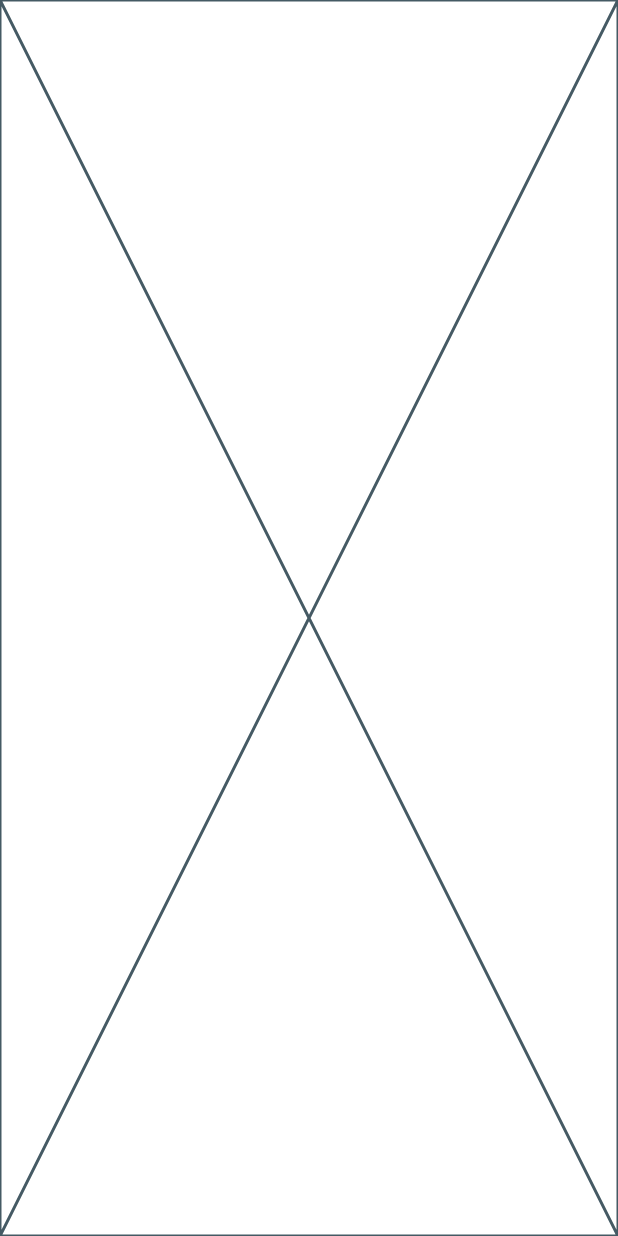
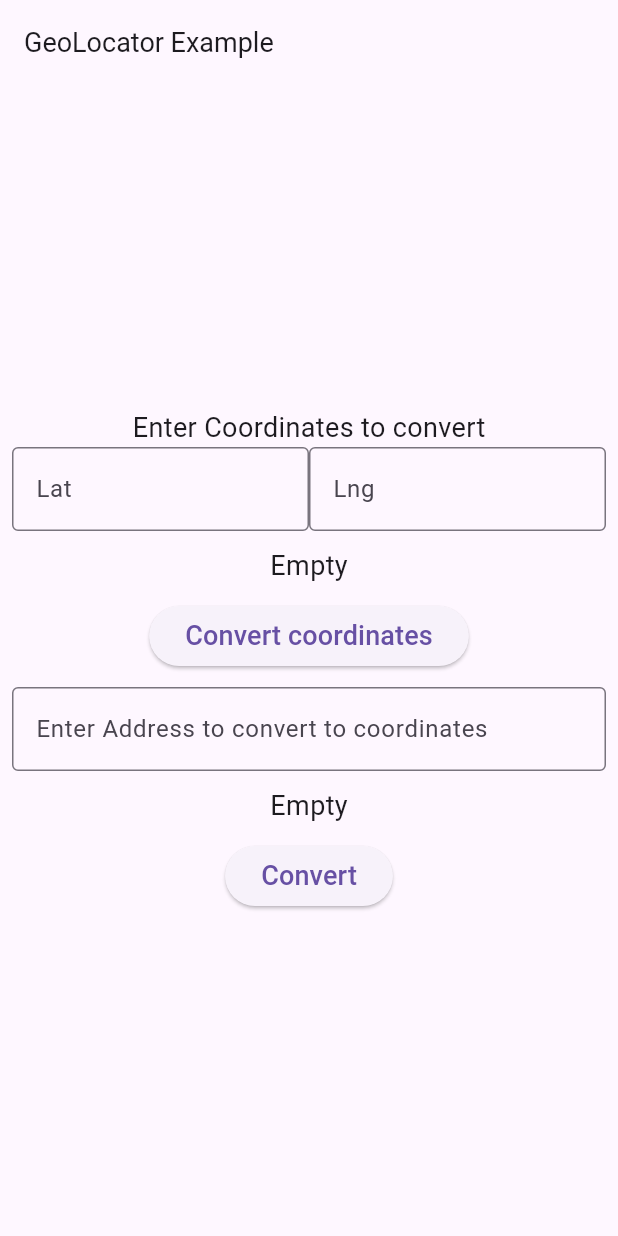
Before and after one commit to HussainFlutter/google_maps, a Flutter app: the screen it shows after launch, on a phone screen of 412 x 824 dp. Run offline on Flutter 3.47's test engine with Material 3 defaults, Android fonts, the phone set to English and light mode, and no system bars; our stand-ins replace google_maps_flutter; missing offline and left inert: flutter_geocoder.

Commit message:
Geo coder example done

```diff
--- a/lib/geolocator_example.dart
+++ b/lib/geolocator_example.dart
@@ -1,8 +1,9 @@
-// Geo locator is a package using which you can get the address of anywhere with coordinates(Lat lng).
+// Geo Coder is a package using which you can get the address of anywhere with coordinates(Lat lng).
 // And vise versa you can get the coordinates (Lat lng) of anywhere if you give it the address.
 //See example below
 
 import 'package:flutter/material.dart';
+import 'package:flutter_geocoder/geocoder.dart';
 
 class GeoLocatorExample extends StatefulWidget {
   const GeoLocatorExample({super.key});
@@ -12,8 +13,133 @@ class GeoLocatorExample extends StatefulWidget {
 }
 
 class _State extends State<GeoLocatorExample> {
+  String convertedAddress = "Empty";
+  String convertedCoordinates = "Empty";
+  final GlobalKey<FormState> _key = GlobalKey<FormState>();
+  final TextEditingController _addressController = TextEditingController();
+  final TextEditingController _latController = TextEditingController();
+  final TextEditingController _lngController = TextEditingController();
+  static const TextStyle _style = TextStyle(
+    fontSize: 18,
+  );
+
+  Widget sizeBox = const SizedBox(
+    height: 10,
+  );
+  @override
+  void dispose() {
+    _addressController.dispose();
+    _latController.dispose();
+    _lngController.dispose();
+    super.dispose();
+  }
+
   @override
   Widget build(BuildContext context) {
-    return const Placeholder();
+    return Scaffold(
+      appBar: AppBar(
+        title: const Text(
+          "GeoLocator Example",
+          style: _style,
+        ),
+      ),
+      body: Form(
+        key: _key,
+        child: Padding(
+          padding: const EdgeInsets.all(8.0),
+          child: Center(
+            child: Column(
+              mainAxisAlignment: MainAxisAlignment.center,
+              children: [
+                const Text(
+                  "Enter Coordinates to convert",
+                  style: _style,
+                ),
+                Row(
+                  children: [
+                    Flexible(
+                      child: TextFormField(
+                        controller: _latController,
+                        decoration: const InputDecoration(
+                          hintText: "Lat",
+                          border: OutlineInputBorder(),
+                        ),
+                      ),
+                    ),
+                    Flexible(
+                      child: TextFormField(
+                        controller: _lngController,
+                        decoration: const InputDecoration(
+                          hintText: "Lng",
+                          border: OutlineInputBorder(),
+                        ),
+                      ),
+                    ),
+                  ],
+                ),
+                sizeBox,
+                Text(
+                  convertedCoordinates,
+                  style: _style,
+                ),
+                sizeBox,
+                ElevatedButton(
+                  onPressed: () async {
+                    if (_latController.text.isNotEmpty) {
+                      if (_lngController.text.isNotEmpty) {
+                        final coordinates = Coordinates(
+                          double.parse(_latController.text),
+                          double.parse(_lngController.text),
+                        );
+                        final address = await Geocoder.local
+                            .findAddressesFromCoordinates(coordinates);
+                        setState(() {
+                          convertedCoordinates = "${address.first.addressLine},"
+                              "${address.first.countryName}";
+                        });
+                      }
+                    }
+                  },
+                  child: const Text(
+                    "Convert coordinates",
+                    style: _style,
+                  ),
+                ),
+                sizeBox,
+                TextFormField(
+                  controller: _addressController,
+                  decoration: const InputDecoration(
+                    hintText: "Enter Address to convert to coordinates",
+                    border: OutlineInputBorder(),
+                  ),
+                ),
+                sizeBox,
+                Text(
+                  convertedAddress,
+                  style: _style,
+                ),
+                sizeBox,
+                ElevatedButton(
+                  onPressed: () async {
+                    if (_addressController.text.isNotEmpty) {
+                      final address = await Geocoder.local
+                          .findAddressesFromQuery(
+                              _addressController.text.toString());
+                      setState(() {
+                        convertedAddress = address.first.coordinates.toString();
+                      });
+                    }
+                  },
+                  child: const Text(
+                    "Convert",
+                    style: _style,
+                  ),
+                ),
+              ],
+            ),
+          ),
+        ),
+      ),
+    );
   }
 }
--- a/lib/main.dart
+++ b/lib/main.dart
@@ -1,9 +1,18 @@
 import 'package:flutter/material.dart';
 import 'package:flutter_projects/geolocator_example.dart';
+import 'package:google_maps_flutter/google_maps_flutter.dart';
 
 void main() {
   runApp(const MyApp());
 }
+
+const CameraPosition initialPosition = CameraPosition(
+  target: LatLng(
+    30.1798,
+    66.9750,
+  ),
+  zoom: 18,
+);
 
 class MyApp extends StatelessWidget {
   const MyApp({super.key});
--- a/lib/markers_example.dart
+++ b/lib/markers_example.dart
@@ -2,8 +2,11 @@
 //Each marker id should be unique.
 //See example below
 import 'dart:async';
+
 import 'package:flutter/material.dart';
 import 'package:google_maps_flutter/google_maps_flutter.dart';
+
+import 'main.dart';
 
 class HomeScreen extends StatefulWidget {
   const HomeScreen({super.key});
@@ -48,15 +51,6 @@ class _HomeScreenState extends State<HomeScreen> {
       ),
     ),
   ];
-
-  static const CameraPosition _initialPosition = CameraPosition(
-    target: LatLng(
-      30.1798,
-      66.9750,
-    ),
-    zoom: 15,
-  );
-
   final Completer<GoogleMapController> _controller = Completer();
 
   @override
@@ -64,7 +58,7 @@ class _HomeScreenState extends State<HomeScreen> {
     return Scaffold(
       body: GoogleMap(
         markers: Set.of(_markers),
-        initialCameraPosition: _initialPosition,
+        initialCameraPosition: initialPosition,
         onMapCreated: (controller) {
           _controller.complete(controller);
         },
--- a/pubspec.yaml
+++ b/pubspec.yaml
@@ -36,6 +36,7 @@ dependencies:
   # Use with the CupertinoIcons class for iOS style icons.
   cupertino_icons: ^1.0.6
   google_maps_flutter: ^2.6.1
+  flutter_geocoder: ^0.2.2-nullsafety
 
 
 dev_dependencies:
```
Also changed, not shown: pubspec.lock.
